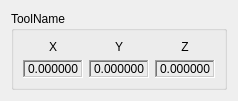
Above: branches/main/examples/devicesTutorial/example6/devNDISerialToolQWidget.ui from eetuna/cisst before the change. Below: the same form after it.
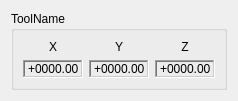
That is the form after the change.

Commit message: branches/main: cisstDevices/devNDISerial: Added placeholders for added functionality, i.e. pivot calibration, data collection. Minor cleanup and renaming.

```diff
--- a/branches/main/examples/devicesTutorial/example6/devNDISerialToolQWidget.ui
+++ b/branches/main/examples/devicesTutorial/example6/devNDISerialToolQWidget.ui
@@ -65,7 +65,7 @@
          <enum>QFrame::Sunken</enum>
         </property>
         <property name="text">
-         <string>0.000000</string>
+         <string>+0000.00</string>
         </property>
        </widget>
       </item>
@@ -84,7 +84,7 @@
          <enum>QFrame::Sunken</enum>
         </property>
         <property name="text">
-         <string>0.000000</string>
+         <string>+0000.00</string>
         </property>
        </widget>
       </item>
@@ -103,7 +103,7 @@
          <enum>QFrame::Sunken</enum>
         </property>
         <property name="text">
-         <string>0.000000</string>
+         <string>+0000.00</string>
         </property>
        </widget>
       </item>
```
The commit also changes 8 other files.
